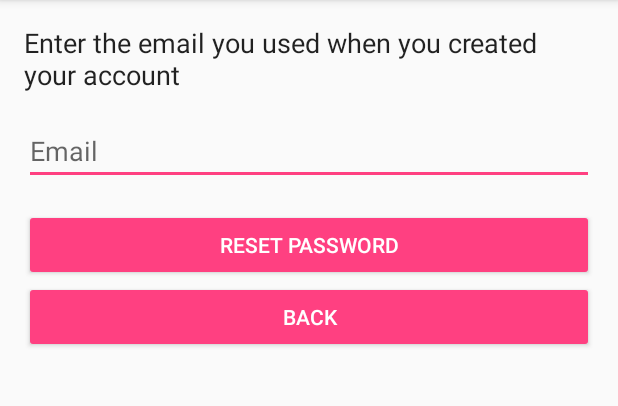
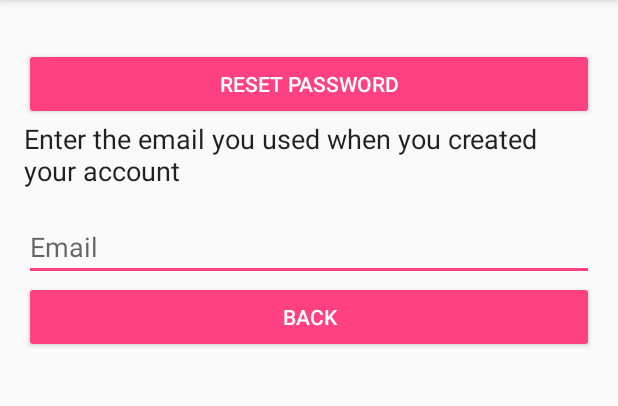
Before and after one commit to tgieseking/RATLAB, an Android app: the ForgotPasswordActivity screen opened directly, with no data from a screen before it, on a phone screen of 412 x 824 dp, the part 84-490 px from its top. Run offline under Robolectric (Android 15) with nearby library versions, the phone set to English and light mode, and no system bars; our stand-ins replace Firebase (no records; nobody signed in at launch, a user with empty details on screens opened directly).

```diff
--- a/app/src/main/res/layout/activity_forgot_password.xml
+++ b/app/src/main/res/layout/activity_forgot_password.xml
@@ -11,14 +11,14 @@
     tools:layout_editor_absoluteX="8dp"
     tools:layout_editor_absoluteY="8dp">
 
-    <ScrollView
-        android:layout_width="match_parent"
-        android:layout_height="match_parent">
-
-        <LinearLayout
+    <Button
+        android:id="@+id/sendEmailButton"
+        style="@style/Widget.AppCompat.Button.Colored"
         android:layout_width="match_parent"
         android:layout_height="wrap_content"
-            android:orientation="vertical">
+        android:layout_marginTop="16dp"
+        android:onClick="resetPassword"
+        android:text="RESET PASSWORD" />
 
     <TextView
         android:id="@+id/explanationTextView"
@@ -33,19 +33,10 @@
         android:id="@+id/emailEditText"
         android:layout_width="match_parent"
         android:layout_height="wrap_content"
+        android:layout_marginTop="16dp"
+        android:ems="10"
         android:hint="@string/prompt_user"
-                android:ems="10"
-                android:layout_marginTop="16dp"
         android:inputType="textEmailAddress" />
-
-            <Button
-                android:id="@+id/sendEmailButton"
-                style="@style/Widget.AppCompat.Button.Colored"
-                android:layout_width="match_parent"
-                android:layout_height="wrap_content"
-                android:layout_marginTop="16dp"
-                android:onClick="resetPassword"
-                android:text="RESET PASSWORD" />
 
     <Button
         android:id="@+id/backButton"
@@ -56,6 +47,3 @@
         android:text="@string/back" />
 
 </LinearLayout>
-    </ScrollView>
-
-</LinearLayout>
```
Also changed, not shown: app/src/main/res/values/sighting_spinner_values.xml (+0 -56 lines), app/src/main/res/values/strings.xml (+0 -15 lines). Lines whose indentation alone changed are shown as unchanged.
